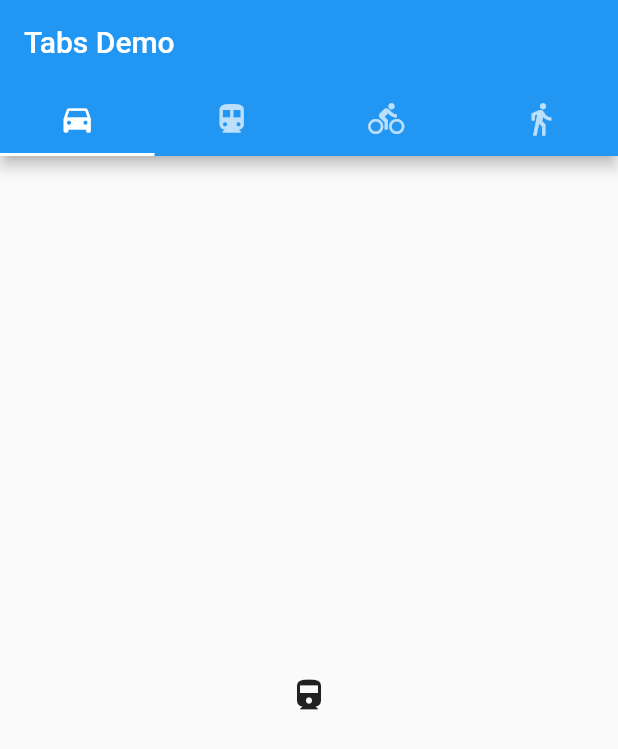
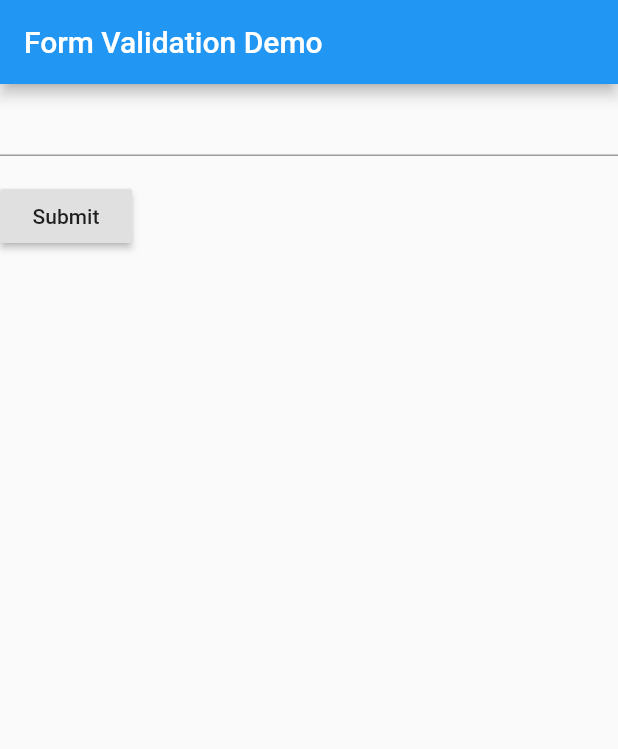
Before and after one commit to gyugie/flutter_animation, a Flutter app: the screen it shows after launch, on a phone screen of 412 x 824 dp. Shown: the top 749 px of the screen. Run offline on Flutter 3.47's test engine with Material 2 defaults, Android fonts, the phone set to English and light mode, and no system bars.

Commit message:
[design] build form with validation

```diff
--- a/lib/main.dart
+++ b/lib/main.dart
@@ -1,35 +1,75 @@
 import 'package:flutter/material.dart';
 
-void main() => runApp(TabBarDemo());
+void main() => runApp(MyApp());
 
-class TabBarDemo extends StatelessWidget{
+class MyApp extends StatelessWidget {
   @override
   Widget build(BuildContext context){
+    final appTitle = 'Form Validation Demo';
+
     return MaterialApp(
-      home: DefaultTabController(
-        length: 4,
-        child: Scaffold(
-          appBar: AppBar(
-            bottom: TabBar(
-              tabs:[
-                Tab(icon: Icon(Icons.directions_car)),
-                Tab(icon: Icon(Icons.directions_transit)),
-                Tab(icon: Icon(Icons.directions_bike)),
-                Tab(icon: Icon(Icons.directions_walk)),
-              ],
-            ),
-            title: Text('Tabs Demo'),
-          ),
-          body: TabBarView(
-            children: [
-              Icon(Icons.directions_railway),
-              Icon(Icons.directions_transit),
-              Icon(Icons.directions_bike),
-              Icon(Icons.directions_walk),
-            ],
-          ),
+      title: appTitle,
+      home: Scaffold(
+        appBar: AppBar(
+          title: Text(appTitle),
         ),
+        body: MyCustomForm(),
       ),
     );
   }
 }
+
+
+//create a form widget
+class MyCustomForm extends StatefulWidget {
+  @override
+  MyCustomFormState createState(){
+    return MyCustomFormState();
+  }
+}
+
+//create a corresponding State class
+// this class holds data related to the form
+class MyCustomFormState extends State<MyCustomForm>{
+  //create global key that uniquely identifies the form widget
+  //and validation of the form
+
+  final _formKey = GlobalKey<FormState>();
+
+  @override
+  Widget build(BuildContext context){
+    return Form(
+      key: _formKey,
+      child: Column(
+        crossAxisAlignment: CrossAxisAlignment.start,
+        children: <Widget>[
+          TextFormField(
+            validator: (value){
+              if(value.isEmpty){
+                return 'Please enter some text';
+              }
+              return null;
+            },
+          ),
+          Padding(
+            padding: const EdgeInsets.symmetric(vertical:16.0),
+            child: RaisedButton(
+              onPressed: (){
+                //validate return true if the form is valid or false
+                //otherwise
+
+                if(_formKey.currentState.validate()){
+                  //if the form valid show a snackbar
+                  print(_formKey);
+                   Scaffold.of(context)
+                      .showSnackBar(SnackBar(content: Text('Processing Data')));
+                }
+              },
+              child: Text('Submit'),
+            ),
+          ),
+        ],
+      ),
+    );
+  }
+}
```
